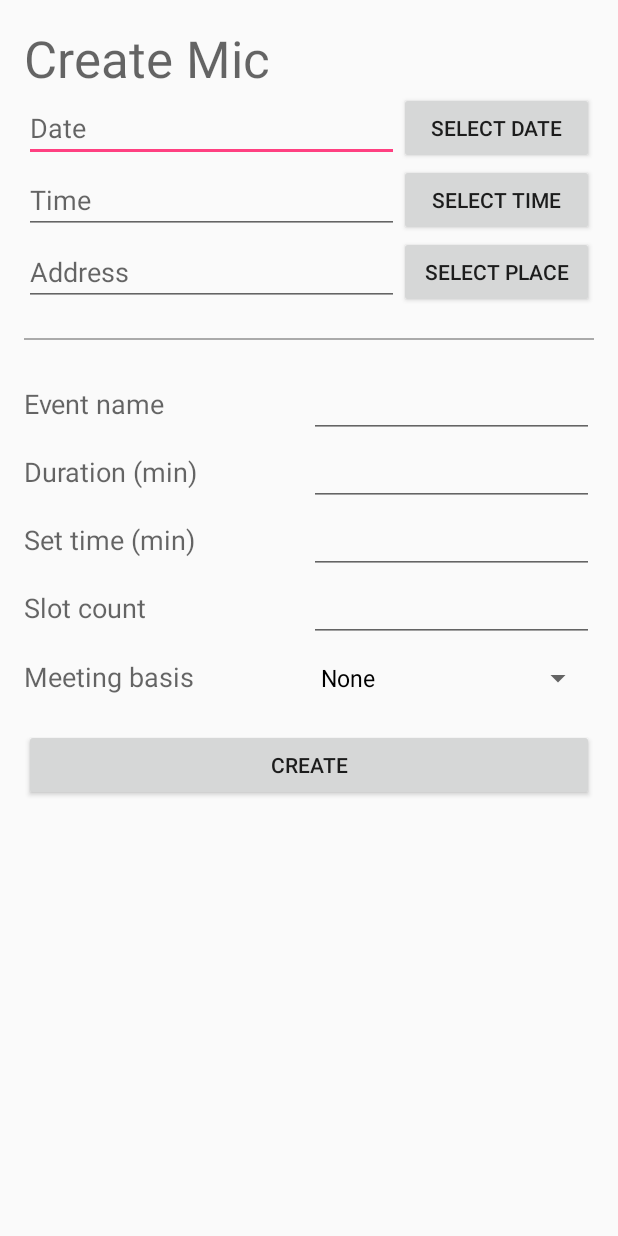
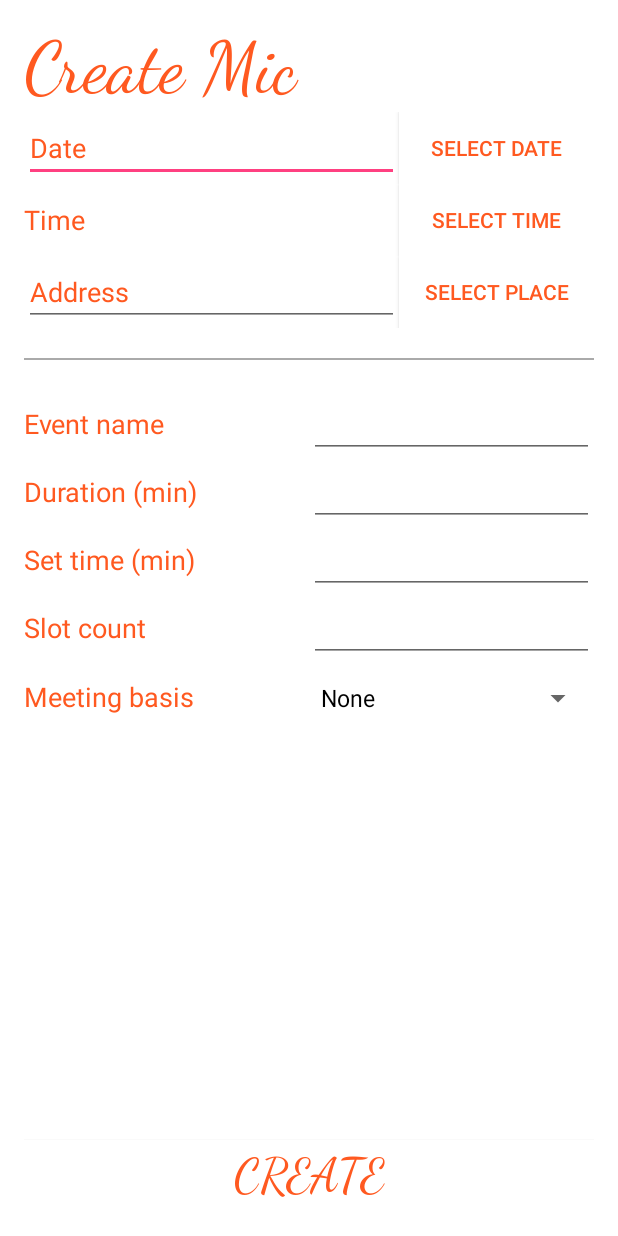
Before and after one commit to StephenAman/CS-194, an Android app: the CreateMic screen opened directly, with no data from a screen before it, on a phone screen of 412 x 824 dp. Run offline under Robolectric (Android 15) with nearby library versions, the phone set to English and light mode, and no system bars.

Commit message:
nitial designs for login and create mic being created

```diff
--- a/Micspot/app/build.gradle
+++ b/Micspot/app/build.gradle
@@ -25,7 +25,7 @@ dependencies {
         exclude group: 'com.android.support', module: 'support-annotations'
     })
     compile 'com.android.support:appcompat-v7:25.1.1'
-    compile 'com.google.android.gms:play-services:9.0.2'
+    compile 'com.google.android.gms:play-services:6.5.87'
     compile 'com.squareup.retrofit2:retrofit:2.1.0'
     compile 'com.squareup.retrofit2:converter-gson:2.1.0'
     compile 'com.google.code.gson:gson:2.8.0'
--- a/Micspot/app/src/main/res/layout/activity_create_mic.xml
+++ b/Micspot/app/src/main/res/layout/activity_create_mic.xml
@@ -8,6 +8,7 @@
     android:paddingLeft="@dimen/activity_horizontal_margin"
     android:paddingRight="@dimen/activity_horizontal_margin"
     android:paddingTop="@dimen/activity_vertical_margin"
+    android:background="#FFFFFF"
     tools:context="com.example.pball.micspot.CreateMic">
 
     <LinearLayout
@@ -20,9 +21,12 @@
 
         <TextView
             android:text="Create Mic"
+            android:textColor="#FF5920"
+            android:fontFamily="cursive"
+            android:textSize="48dp"
             android:layout_width="match_parent"
+            android:id="@+id/textView3"
             android:layout_height="wrap_content"
-            android:id="@+id/textView3"
             android:textAppearance="@android:style/TextAppearance.Material.Display1" />
 
         <LinearLayout
@@ -38,11 +42,14 @@
                 android:ems="10"
                 android:id="@+id/mic_date_field"
                 android:layout_weight="1"
+                android:textColorHint="#FF5920"
                 android:textAlignment="viewStart"
-                android:hint="Date" />
+                android:hint="Date"/>
 
             <Button
                 android:text="Select date"
+                android:textColor="#FF5920"
+                android:background="#FFFFFF"
                 android:layout_width="130dp"
                 android:layout_height="wrap_content"
                 android:id="@+id/date_button"
@@ -65,10 +72,15 @@
                 android:id="@+id/mic_time_field"
                 android:layout_weight="1"
                 android:hint="Time"
+                android:textColorHint="#FF5920"
+                android:textColor="#FF5920"
+                android:background="#FFFFFF"
                 android:textAlignment="textStart" />
 
             <Button
                 android:text="Select time"
+                android:textColor="#FF5920"
+                android:background="#FFFFFF"
                 android:layout_height="wrap_content"
                 android:id="@+id/time_button"
                 android:layout_width="130dp"
@@ -88,10 +100,13 @@
                 android:ems="10"
                 android:id="@+id/mic_address_field"
                 android:layout_weight="1"
+                android:textColorHint="#FF5920"
                 android:hint="Address" />
 
             <Button
                 android:text="Select place"
+                android:textColor="#FF5920"
+                android:background="#FFFFFF"
                 android:layout_height="wrap_content"
                 android:id="@+id/place_button"
                 android:layout_width="130dp"
@@ -116,6 +131,7 @@
 
                 <TextView
                     android:text="Event name"
+                    android:textColor="#ff5920"
                     android:id="@+id/textView2"
                     android:textAppearance="@android:style/TextAppearance.Material.Medium"
                     android:layout_width="0dp"
@@ -125,6 +141,7 @@
 
                 <EditText
                     android:inputType="textPersonName"
+                    android:textColor="#ff5920"
                     android:ems="10"
                     android:id="@+id/mic_name_field"
                     android:layout_width="0dp"
@@ -141,6 +158,7 @@
                 <TextView
                     android:text="Duration (min)"
                     android:id="@+id/textView6"
+                    android:textColor="#ff5920"
                     android:textAppearance="@android:style/TextAppearance.Material.Medium"
                     android:layout_width="0dp"
                     android:layout_height="wrap_content"
@@ -164,6 +182,8 @@
 
                 <TextView
                     android:text="Set time (min)"
+                    android:textColor="#ff5920"
+
                     android:id="@+id/textView7"
                     android:textAppearance="@android:style/TextAppearance.Material.Medium"
                     android:layout_width="0dp"
@@ -188,6 +208,8 @@
 
                 <TextView
                     android:text="Slot count"
+                    android:textColor="#ff5920"
+
                     android:id="@+id/textView8"
                     android:textAppearance="@android:style/TextAppearance.Material.Medium"
                     android:layout_width="0dp"
@@ -212,12 +234,14 @@
 
                 <TextView
                     android:text="Meeting basis"
+                    android:textColor="#ff5920"
                     android:id="@+id/textView5"
                     android:textAppearance="@android:style/TextAppearance.Material.Medium"
                     android:layout_width="0dp"
                     android:layout_height="wrap_content"
                     android:layout_column="1"
                     android:layout_weight="1" />
+
 
                 <Spinner
                     android:id="@+id/mic_meeting_basis_spinner"
@@ -226,16 +250,25 @@
                     android:layout_column="2"
                     android:layout_weight="1"
                     android:layout_marginBottom="10dp"/>
+
+
             </TableRow>
         </TableLayout>
 
-        <Button
-            android:text="Create"
-            android:layout_width="match_parent"
-            android:layout_height="wrap_content"
-            android:id="@+id/create_button"
-            android:onClick="tryCreateActivity" />
-
     </LinearLayout>
 
+    <Button
+        android:text="Create"
+        android:fontFamily="cursive"
+        android:textSize="32dp"
+        android:textColor="#ff5920"
+        android:background="#FFFFFF"
+        android:layout_width="match_parent"
+        android:layout_height="wrap_content"
+        android:id="@+id/create_button"
+        android:onClick="tryCreateActivity"
+        android:layout_alignParentBottom="true"
+        android:layout_alignParentLeft="true"
+        android:layout_alignParentStart="true" />
+
 </RelativeLayout>
```
Also changed, not shown: Micspot/app/src/main/res/layout/activity_login.xml (+31 -0 lines), Micspot/app/gradle/wrapper/gradle-wrapper.properties (added), 3 other files.
